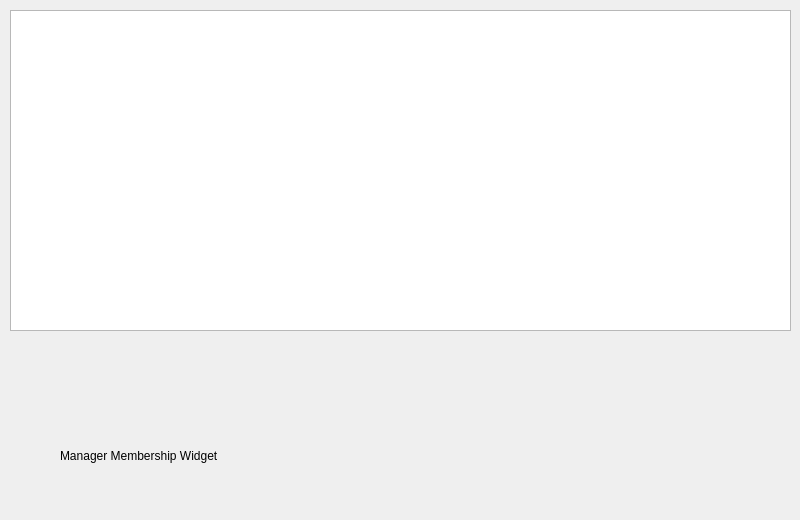
The window that BulkClub/managermembership.ui (JShinozuka/Project2) describes before a commit, drawn with Qt 5.
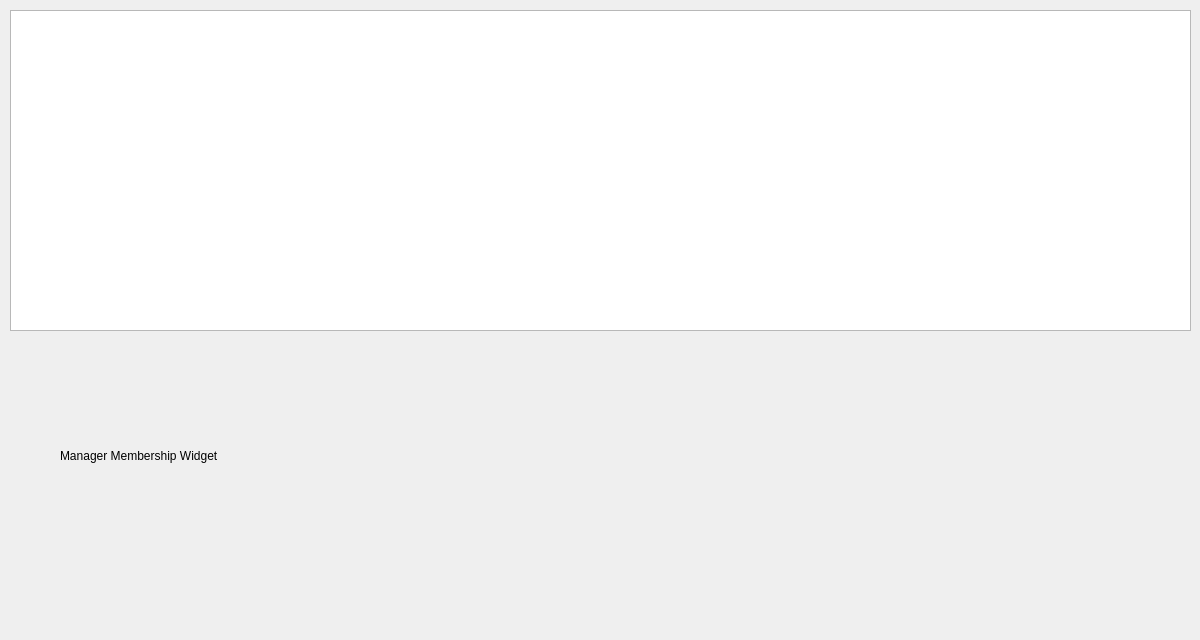
The same window after the commit.

Commit message: Changed window sizes

Patch:
```diff
--- a/BulkClub/managermembership.ui
+++ b/BulkClub/managermembership.ui
@@ -6,8 +6,8 @@
    <rect>
     <x>0</x>
     <y>0</y>
-    <width>800</width>
-    <height>520</height>
+    <width>1200</width>
+    <height>640</height>
    </rect>
   </property>
   <property name="sizePolicy">
@@ -18,14 +18,14 @@
   </property>
   <property name="minimumSize">
    <size>
-    <width>800</width>
-    <height>520</height>
+    <width>1200</width>
+    <height>640</height>
    </size>
   </property>
   <property name="maximumSize">
    <size>
-    <width>800</width>
-    <height>520</height>
+    <width>1200</width>
+    <height>640</height>
    </size>
   </property>
   <property name="windowTitle">
@@ -49,7 +49,7 @@
     <rect>
      <x>10</x>
      <y>10</y>
-     <width>781</width>
+     <width>1181</width>
      <height>321</height>
     </rect>
    </property>
```
The commit also changes 7 other files.
